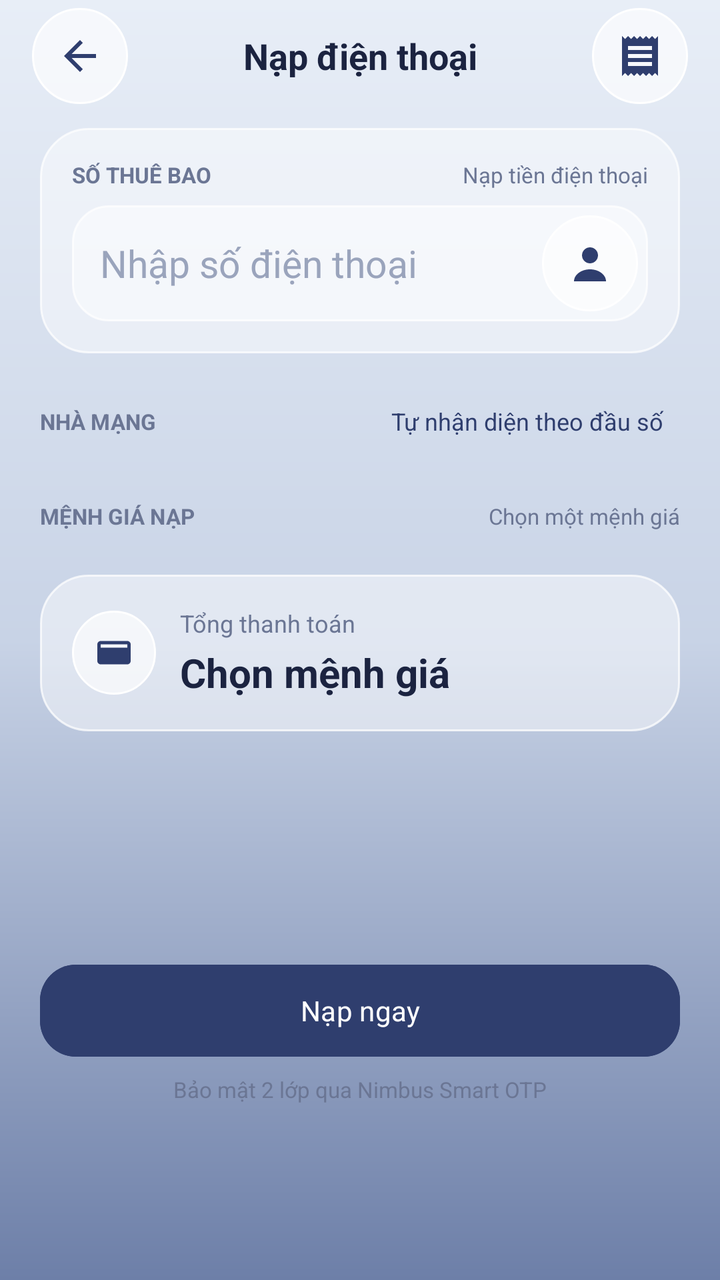
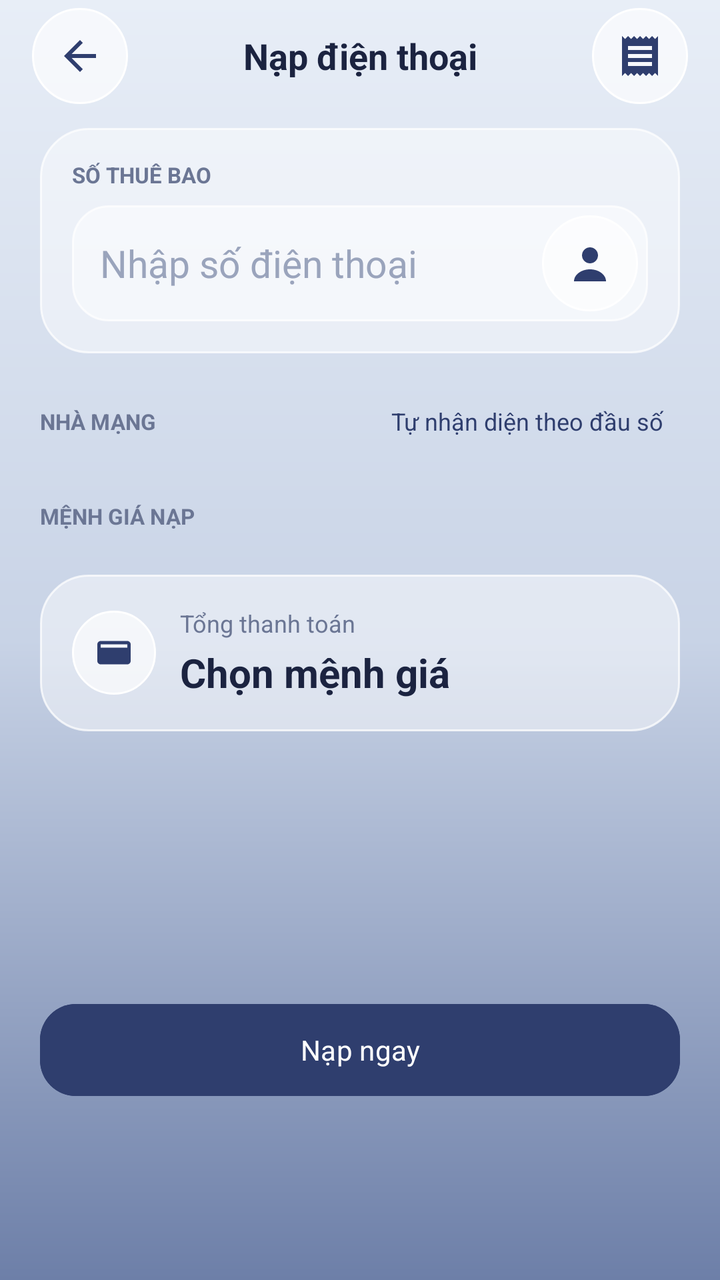

Two renders of the same Android screen: before a commit and after it. Below are the layout's source before the change and the commit's diff.
<!-- AndroidManifest.xml: application theme Theme.Final_term -->
<!-- res/layout/fragment_mobile_topup.xml -->
<?xml version="1.0" encoding="utf-8"?>
<LinearLayout xmlns:android="http://schemas.android.com/apk/res/android"
    xmlns:app="http://schemas.android.com/apk/res-auto"
    android:layout_width="match_parent"
    android:layout_height="match_parent"
    android:background="@drawable/background_gradient"
    android:orientation="vertical">

    <LinearLayout
        android:layout_width="match_parent"
        android:layout_height="56dp"
        android:gravity="center_vertical"
        android:orientation="horizontal"
        android:paddingHorizontal="16dp">

        <ImageButton
            android:id="@+id/back_button"
            android:layout_width="48dp"
            android:layout_height="48dp"
            android:background="@drawable/circle_action_button"
            android:contentDescription="Quay lại"
            android:padding="11dp"
            android:src="@drawable/ic_arrow_back"
            app:tint="@color/navy" />

        <TextView
            android:layout_width="0dp"
            android:layout_height="wrap_content"
            android:layout_weight="1"
            android:gravity="center"
            android:text="Nạp điện thoại"
            android:textColor="@color/ink"
            android:textSize="18sp"
            android:textStyle="bold" />

        <ImageButton
            android:id="@+id/topup_history_button"
            android:layout_width="48dp"
            android:layout_height="48dp"
            android:background="@drawable/circle_action_button"
            android:contentDescription="Lịch sử nạp"
            android:padding="11dp"
            android:src="@drawable/ic_receipt"
            app:tint="@color/navy" />
    </LinearLayout>

    <ScrollView
        android:layout_width="match_parent"
        android:layout_height="0dp"
        android:layout_weight="1"
        android:clipToPadding="false"
        android:fillViewport="true"
        android:paddingHorizontal="20dp"
        android:paddingTop="8dp"
        android:paddingBottom="112dp">

        <LinearLayout
            android:layout_width="match_parent"
            android:layout_height="wrap_content"
            android:orientation="vertical">

            <LinearLayout
                android:layout_width="match_parent"
                android:layout_height="wrap_content"
                android:background="@drawable/glass_panel_card"
                android:orientation="vertical"
                android:padding="16dp">

                <LinearLayout
                    android:layout_width="match_parent"
                    android:layout_height="wrap_content"
                    android:gravity="center_vertical"
                    android:orientation="horizontal">

                    <TextView
                        android:layout_width="0dp"
                        android:layout_height="wrap_content"
                        android:layout_weight="1"
                        android:text="SỐ THUÊ BAO"
                        android:textColor="@color/ink_muted"
                        android:textSize="11sp"
                        android:textStyle="bold" />

                    <TextView
                        android:layout_width="wrap_content"
                        android:layout_height="wrap_content"
                        android:text="Nạp tiền điện thoại"
                        android:textColor="@color/ink_muted"
                        android:textSize="11sp" />
                </LinearLayout>

                <FrameLayout
                    android:layout_width="match_parent"
                    android:layout_height="58dp"
                    android:layout_marginTop="8dp">

                    <EditText
                        android:id="@+id/phone_input"
                        android:layout_width="match_parent"
                        android:layout_height="match_parent"
                        android:background="@drawable/input_glass_field"
                        android:hint="Nhập số điện thoại"
                        android:inputType="phone"
                        android:maxLength="12"
                        android:paddingStart="14dp"
                        android:paddingEnd="60dp"
                        android:textColor="@color/ink"
                        android:textColorHint="@color/ink_faint"
                        android:textSize="19sp" />

                    <ImageButton
                        android:id="@+id/phone_contact_button"
                        android:layout_width="48dp"
                        android:layout_height="48dp"
                        android:layout_gravity="end|center_vertical"
                        android:layout_marginEnd="5dp"
                        android:background="@drawable/circle_action_button"
                        android:contentDescription="Chọn số điện thoại từ danh bạ"
                        android:padding="13dp"
                        android:src="@drawable/ic_nav_person"
                        app:tint="@color/navy" />
                </FrameLayout>

                <TextView
                    android:id="@+id/carrier_hint"
                    android:layout_width="match_parent"
                    android:layout_height="wrap_content"
                    android:layout_marginTop="8dp"
                    android:background="@drawable/glass_pill_button"
                    android:paddingHorizontal="12dp"
                    android:paddingVertical="8dp"
                    android:textColor="@color/ink_muted"
                    android:textSize="12sp"
                    android:visibility="gone" />
            </LinearLayout>

            <LinearLayout
                android:layout_width="match_parent"
                android:layout_height="48dp"
                android:layout_marginTop="10dp"
                android:gravity="center_vertical"
                android:orientation="horizontal">

                <TextView
                    android:layout_width="0dp"
                    android:layout_height="wrap_content"
                    android:layout_weight="1"
                    android:text="NHÀ MẠNG"
                    android:textColor="@color/ink_muted"
                    android:textSize="11sp"
                    android:textStyle="bold" />

                <TextView
                    android:id="@+id/carrier_auto_button"
                    android:layout_width="wrap_content"
                    android:layout_height="48dp"
                    android:background="?attr/selectableItemBackgroundBorderless"
                    android:gravity="center_vertical"
                    android:paddingHorizontal="8dp"
                    android:text="Tự nhận diện theo đầu số"
                    android:textColor="@color/navy"
                    android:textSize="12sp" />
            </LinearLayout>

            <GridLayout
                android:id="@+id/carrier_grid"
                android:layout_width="match_parent"
                android:layout_height="wrap_content"
                android:layout_marginTop="0dp"
                android:columnCount="3"
                android:useDefaultMargins="true" />

            <LinearLayout
                android:layout_width="match_parent"
                android:layout_height="wrap_content"
                android:layout_marginTop="16dp"
                android:gravity="center_vertical"
                android:orientation="horizontal">

                <TextView
                    android:layout_width="0dp"
                    android:layout_height="wrap_content"
                    android:layout_weight="1"
                    android:text="MỆNH GIÁ NẠP"
                    android:textColor="@color/ink_muted"
                    android:textSize="11sp"
                    android:textStyle="bold" />

                <TextView
                    android:layout_width="wrap_content"
                    android:layout_height="wrap_content"
                    android:text="Chọn một mệnh giá"
                    android:textColor="@color/ink_muted"
                    android:textSize="11sp" />
            </LinearLayout>

            <GridLayout
                android:id="@+id/amount_grid"
                android:layout_width="match_parent"
                android:layout_height="wrap_content"
                android:layout_marginTop="8dp"
                android:columnCount="3"
                android:useDefaultMargins="true" />

            <LinearLayout
                android:layout_width="match_parent"
                android:layout_height="wrap_content"
                android:layout_marginTop="14dp"
                android:background="@drawable/glass_panel_card"
                android:gravity="center_vertical"
                android:orientation="horizontal"
                android:padding="16dp">

                <ImageView
                    android:layout_width="42dp"
                    android:layout_height="42dp"
                    android:background="@drawable/circle_action_button"
                    android:contentDescription=""
                    android:padding="11dp"
                    android:src="@drawable/ic_nav_wallet"
                    app:tint="@color/navy" />

                <LinearLayout
                    android:layout_width="0dp"
                    android:layout_height="wrap_content"
                    android:layout_marginStart="12dp"
                    android:layout_weight="1"
                    android:orientation="vertical">

                    <TextView
                        android:layout_width="wrap_content"
                        android:layout_height="wrap_content"
                        android:text="Tổng thanh toán"
                        android:textColor="@color/ink_muted"
                        android:textSize="12sp" />

                    <TextView
                        android:id="@+id/total_amount"
                        android:layout_width="wrap_content"
                        android:layout_height="wrap_content"
                        android:layout_marginTop="3dp"
                        android:text="Chọn mệnh giá"
                        android:textColor="@color/ink"
                        android:textSize="20sp"
                        android:textStyle="bold" />
                </LinearLayout>
            </LinearLayout>

            <TextView
                android:id="@+id/status_text"
                android:layout_width="match_parent"
                android:layout_height="wrap_content"
                android:layout_marginTop="8dp"
                android:gravity="center"
                android:padding="8dp"
                android:textColor="@color/ink_muted"
                android:textSize="13sp"
                android:visibility="gone" />

            <View android:layout_width="match_parent" android:layout_height="24dp" />
        </LinearLayout>
    </ScrollView>

    <LinearLayout
        android:layout_width="match_parent"
        android:layout_height="wrap_content"
        android:layout_marginHorizontal="20dp"
        android:layout_marginTop="8dp"
        android:layout_marginBottom="88dp"
        android:orientation="vertical">

        <com.google.android.material.button.MaterialButton
            android:id="@+id/topup_button"
            android:layout_width="match_parent"
            android:layout_height="54dp"
            android:backgroundTint="@color/navy"
            android:enabled="false"
            android:text="Nạp ngay"
            android:textColor="@color/white"
            app:cornerRadius="18dp" />

        <TextView
            android:layout_width="match_parent"
            android:layout_height="wrap_content"
            android:layout_marginTop="5dp"
            android:gravity="center"
            android:text="Bảo mật 2 lớp qua Nimbus Smart OTP"
            android:textColor="@color/ink_muted"
            android:textSize="11sp" />
    </LinearLayout>
</LinearLayout>
<!-- resources referenced by this layout -->
<resources>
  <color name="ink">#FF1B2340</color>
  <color name="ink_faint">#FF9AA4BC</color>
  <color name="ink_muted">#FF6B7694</color>
  <color name="navy">#FF2F3E6E</color>
  <color name="white">#FFFFFFFF</color>
  <!-- drawable background_gradient (drawable) -->
  <?xml version="1.0" encoding="utf-8"?>
  <shape xmlns:android="http://schemas.android.com/apk/res/android">
      <gradient
          android:angle="270"
          android:startColor="#FFE8EEF7"
          android:centerColor="#FFC8D3E6"
          android:endColor="#FF6D7FA8"
          android:type="linear" />
  </shape>
  <!-- drawable circle_action_button (drawable) -->
  <?xml version="1.0" encoding="utf-8"?>
  <ripple xmlns:android="http://schemas.android.com/apk/res/android"
      android:color="@color/glass_card_pressed">
      <item>
          <shape android:shape="oval">
              <solid android:color="@color/glass_circle_btn" />
              <stroke
                  android:width="1dp"
                  android:color="@color/white" />
          </shape>
      </item>
  </ripple>
  <!-- drawable glass_panel_card (drawable) -->
  <?xml version="1.0" encoding="utf-8"?>
  <ripple xmlns:android="http://schemas.android.com/apk/res/android"
      android:color="@color/glass_card_pressed">
      <item>
          <shape android:shape="rectangle">
              <corners android:radius="24dp" />
              <solid android:color="@color/glass_card" />
              <stroke
                  android:width="1dp"
                  android:color="@color/glass_border" />
          </shape>
      </item>
  </ripple>
  <!-- drawable ic_arrow_back (drawable) -->
  <vector xmlns:android="http://schemas.android.com/apk/res/android"
      android:width="24dp"
      android:height="24dp"
      android:viewportWidth="24"
      android:viewportHeight="24">
      <path
          android:fillColor="@color/ink"
          android:pathData="M20,11H7.83l5.59,-5.59L12,4l-8,8 8,8 1.41,-1.41L7.83,13H20v-2z" />
  </vector>
  <!-- drawable ic_nav_person (drawable) -->
  <vector xmlns:android="http://schemas.android.com/apk/res/android" android:width="24dp" android:height="24dp" android:viewportWidth="24" android:viewportHeight="24">
      <path android:fillColor="#FFFFFFFF" android:pathData="M12,12c2.2,0 4,-1.8 4,-4s-1.8,-4 -4,-4 -4,1.8 -4,4 1.8,4 4,4zM4,21c0,-3.3 3.6,-6 8,-6s8,2.7 8,6z" />
  </vector>
  <!-- drawable ic_nav_wallet (drawable) -->
  <vector xmlns:android="http://schemas.android.com/apk/res/android" android:width="24dp" android:height="24dp" android:viewportWidth="24" android:viewportHeight="24">
      <path android:fillColor="#FFFFFFFF" android:pathData="M4,5h16c1.1,0 2,0.9 2,2v10c0,1.1 -0.9,2 -2,2H4c-1.1,0 -2,-0.9 -2,-2V7c0,-1.1 0.9,-2 2,-2zM4,7v2h16V7zM15,13h3v2h-3z" />
  </vector>
  <style name="Theme.Final_term" parent="Base.Theme.Final_term" />
  <color name="glass_card_pressed">#8AFFFFFF</color>
  <color name="glass_circle_btn">#A6FFFFFF</color>
  <color name="glass_card">#73FFFFFF</color>
  <color name="glass_border">#BFFFFFFF</color>
  <color name="glass_pill">#80FFFFFF</color>
  <color name="slate_blue">#FF5A6C99</color>
  <color name="bg_mist">#FFF4F6FA</color>
  <color name="bg_slate_soft">#FFB9C4DC</color>
  <color name="danger">#FFD8475F</color>
  <style name="NimbusSpinnerStyle" parent="Widget.AppCompat.Spinner">
          <item name="android:popupBackground">@drawable/bg_nimbus_dropdown_popup</item>
          <item name="android:dropDownVerticalOffset">6dp</item>
      </style>
  <color name="bg_slate">#FF8D9CC0</color>
  <!-- drawable bg_nimbus_dropdown_popup (drawable) -->
  <?xml version="1.0" encoding="utf-8"?>
  <shape xmlns:android="http://schemas.android.com/apk/res/android"
      android:shape="rectangle">
      <solid android:color="@color/glass_sheet" />
      <corners android:radius="18dp" />
      <stroke
          android:width="1dp"
          android:color="@color/glass_border" />
  </shape>
  <color name="glass_sheet">#F2FFFFFF</color>
  <!-- unchanged entries left out for length: 6 -->
</resources>

<!-- the commit's change to res/layout/fragment_mobile_topup.xml (unified diff, before → after) -->
@@ -80,13 +80,6 @@
                         android:textColor="@color/ink_muted"
                         android:textSize="11sp"
                         android:textStyle="bold" />
-
-                    <TextView
-                        android:layout_width="wrap_content"
-                        android:layout_height="wrap_content"
-                        android:text="Nạp tiền điện thoại"
-                        android:textColor="@color/ink_muted"
-                        android:textSize="11sp" />
                 </LinearLayout>
 
                 <FrameLayout
@@ -185,13 +178,6 @@
                     android:textColor="@color/ink_muted"
                     android:textSize="11sp"
                     android:textStyle="bold" />
-
-                <TextView
-                    android:layout_width="wrap_content"
-                    android:layout_height="wrap_content"
-                    android:text="Chọn một mệnh giá"
-                    android:textColor="@color/ink_muted"
-                    android:textSize="11sp" />
             </LinearLayout>
 
             <GridLayout
@@ -278,14 +264,5 @@
             android:text="Nạp ngay"
             android:textColor="@color/white"
             app:cornerRadius="18dp" />
-
-        <TextView
-            android:layout_width="match_parent"
-            android:layout_height="wrap_content"
-            android:layout_marginTop="5dp"
-            android:gravity="center"
-            android:text="Bảo mật 2 lớp qua Nimbus Smart OTP"
-            android:textColor="@color/ink_muted"
-            android:textSize="11sp" />
     </LinearLayout>
 </LinearLayout>
